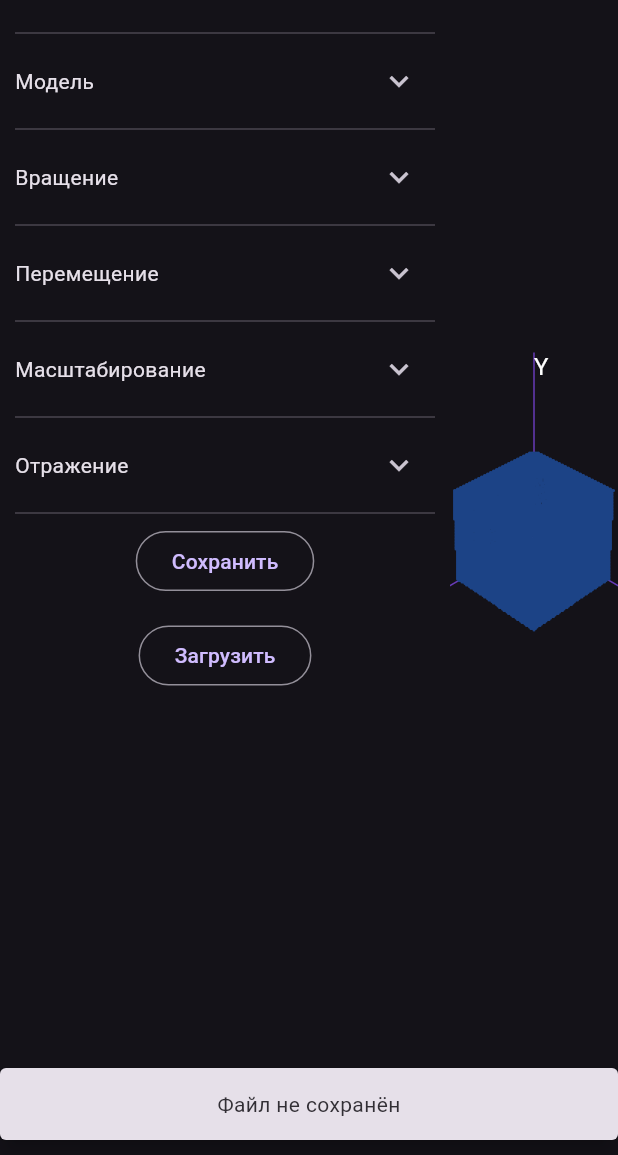
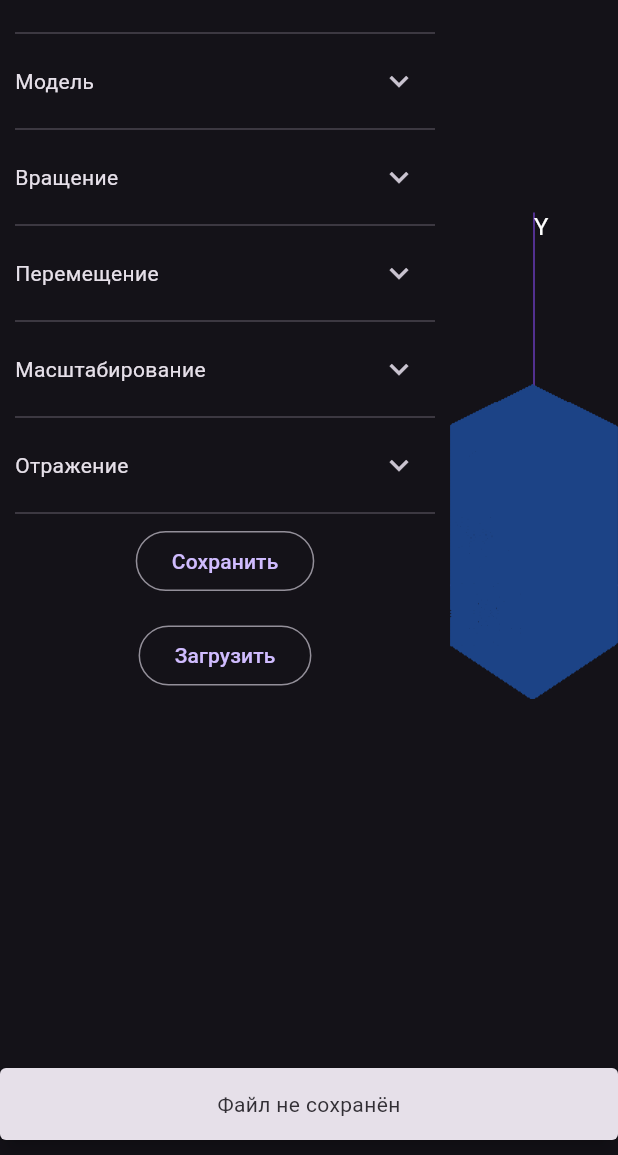
Before and after one commit to nezhinskii/AffineTransformations, a Flutter app: the screen it shows after launch, after a tap on "Сохранить", on a phone screen of 412 x 824 dp, the part 81-1236 px from its top. Run offline on Flutter 3.47's test engine with Material 3 defaults, Android fonts, the phone set to English and light mode, and no system bars; our stand-ins replace audioplayers, bloc, file_picker, flutter_bloc; missing offline and left inert: dart:ffi.

Commit message:
fixed projection and function scaling

```diff
--- a/lib/bloc/main_bloc.dart
+++ b/lib/bloc/main_bloc.dart
@@ -20,6 +20,7 @@ class MainBloc extends Bloc<MainEvent, MainState> {
       : super(CommonState(
             model: Model([], []),
             camera: Camera(
+              aspect: 1,
               eye: Point3D(5, 5, 5),
               target: Point3D(0, 0, 0),
               up: Point3D(0, 1, 0),
@@ -32,6 +33,7 @@ class MainBloc extends Bloc<MainEvent, MainState> {
     on<CameraRotationEvent>(_onCameraRotation);
     on<CameraScaleEvent>(_onCameraScale);
     on<PickFunction>(_onPickFunction);
+    on<FloatingHorizonScaleEvent>(_onFloatingHorizonScale);
     on<PickRFigure>(_onPickRFigure);
     on<RotatePolyhedron>(_onRotatePolyhedron);
     on<TranslatePolyhedron>(_onTranslatePolyhedron);
@@ -69,9 +71,8 @@ class MainBloc extends Bloc<MainEvent, MainState> {
 
   static Offset point3DToOffset(Point3D point3d, Size size) {
     return Offset(
-        (point3d.x / point3d.h * _pixelRatio + size.width / 2).roundToDouble(),
-        (-point3d.y / point3d.h * _pixelRatio + size.height / 2)
-            .roundToDouble());
+        (point3d.x / point3d.h  + 1.0) * 0.5 * size.width,
+        (1.0 - point3d.y / point3d.h) * 0.5 * size.height);
   }
 
   static Point3D offsetToPoint3D(Offset offset, Size size) {
@@ -164,7 +165,8 @@ class MainBloc extends Bloc<MainEvent, MainState> {
         func: event.func,
         min: min,
         max: max,
-        step: step
+        step: step,
+        pixelRatio: 100,
       )
     );
   }
@@ -268,6 +270,14 @@ class MainBloc extends Bloc<MainEvent, MainState> {
         model: Model(finalPoints, finalIndices), camera: state.camera));
   }
 
+  void _onFloatingHorizonScale(FloatingHorizonScaleEvent event, Emitter emit){
+    if (state is! FloatingHorizonState){
+      return;
+    }
+    final floatingHorizonState = state as FloatingHorizonState;
+    emit(floatingHorizonState.copyWith(pixelRatio: floatingHorizonState.pixelRatio - 0.03 * event.delta));
+  }
+
   static const double sensitivity = 0.003;
   void _onCameraRotation(CameraRotationEvent event, Emitter emit) {
     final camera = state.camera;
--- a/lib/bloc/main_event.dart
+++ b/lib/bloc/main_event.dart
@@ -76,3 +76,8 @@ class CameraScaleEvent extends MainEvent{
   final double delta;
   const CameraScaleEvent(this.delta);
 }
+
+class FloatingHorizonScaleEvent extends MainEvent{
+  final double delta;
+  const FloatingHorizonScaleEvent(this.delta);
+}
--- a/lib/bloc/main_state.dart
+++ b/lib/bloc/main_state.dart
@@ -97,11 +97,12 @@ class FloatingHorizonState extends MainState {
     required this.min,
     required this.max,
     required this.step,
+    required this.pixelRatio,
     super.message
   });
 
   final double Function(double, double) func;
-  final double min, max, step;
+  final double min, max, step, pixelRatio;
 
   @override
   FloatingHorizonState copyWith({
@@ -111,7 +112,8 @@ class FloatingHorizonState extends MainState {
     double Function(double, double)? func,
     double? min,
     double? max,
-    double? step
+    double? step,
+    double? pixelRatio
   }) => FloatingHorizonState(
       func: func ?? this.func,
       max: max ?? this.max,
@@ -119,6 +121,7 @@ class FloatingHorizonState extends MainState {
       step: step ?? this.step,
       model: model ?? this.model,
       camera: camera ?? this.camera,
-      message: message
+      pixelRatio: pixelRatio ?? this.pixelRatio,
+      message: message,
   );
 }
--- a/lib/main.dart
+++ b/lib/main.dart
@@ -89,7 +89,12 @@ class _MainPageState extends State<MainPage> {
                               return Listener(
                                 onPointerSignal: (pointerSignal) {
                                   if (pointerSignal is PointerScrollEvent) {
-                                    context.read<MainBloc>().add(CameraScaleEvent(pointerSignal.scrollDelta.dy));
+                                    if (state is CommonState){
+                                      context.read<MainBloc>().add(CameraScaleEvent(pointerSignal.scrollDelta.dy));
+                                    }
+                                    if (state is FloatingHorizonState){
+                                      context.read<MainBloc>().add(FloatingHorizonScaleEvent(pointerSignal.scrollDelta.dy));
+                                    }
                                   }
                                 },
                                 child: GestureDetector(
@@ -122,7 +127,8 @@ class _MainPageState extends State<MainPage> {
                                           max: state.max,
                                           min: state.min,
                                           func: state.func,
-                                          secretFeature: context.read<DiscoModel>().isEnabled
+                                          secretFeature: context.read<DiscoModel>().isEnabled,
+                                          pixelRatio: state.pixelRatio
                                         ),
                                         _ => AppPainter(
                                           camera: state.camera,
--- a/lib/models/camera.dart
+++ b/lib/models/camera.dart
@@ -3,40 +3,40 @@ import 'package:graphics_lab6/models/primtives.dart';
 
 class Camera{
   final Point3D eye, target, up;
-  final double fov, nearPlane, farPlane;
-  final Matrix view, projection, invertedView;
-  final bool isPerspective;
+  final double fov, aspect, nearPlane, farPlane;
+  // final Matrix view, projection, invertedView;
+  // final bool isPerspective;
 
   Camera({
     required this.eye,
     required this.target,
     required this.up,
+    required this.aspect,
     this.nearPlane = 1,
     this.farPlane = 1000,
-    this.fov = 20,
-    this.isPerspective = true
-  }):view = Matrix.view(eye, target, up),
-    invertedView = Matrix.invertedView(eye, target, up),
-    projection = isPerspective ?
-      Matrix.cameraPerspective(fov, nearPlane, farPlane)
-      : Matrix.cameraOrthographic(nearPlane, farPlane);
+    this.fov = 45,
+    // this.isPerspective = true
+  });//:view = Matrix.view(eye, target, up),
+    // invertedView = Matrix.invertedView(eye, target, up),
+    // projection = isPerspective ?
+    //   Matrix.cameraPerspective(fov, aspect, nearPlane, farPlane)
+    //   : Matrix.cameraOrthographic(nearPlane, farPlane);
 
   Camera copyWith({
     Point3D? eye,
     Point3D? target,
     Point3D? up,
-    double? aspectRatio,
     double? nearPlane,
     double? farPlane,
     double? fov,
-    bool? isPerspective
+    double? aspect,
   }) => Camera(
+    aspect: aspect ?? this.aspect,
     eye: eye ?? this.eye,
     target: target ?? this.target,
     up: up ?? this.up,
     nearPlane: nearPlane ?? this.nearPlane,
     farPlane: farPlane ?? this.farPlane,
     fov: fov ?? this.fov,
-    isPerspective: isPerspective ?? this.isPerspective
   );
 }
--- a/lib/models/matrix.dart
+++ b/lib/models/matrix.dart
@@ -43,12 +43,20 @@ class Matrix {
     ]);
   }
 
-  Matrix.cameraPerspective(double fov, double near, double far) : this(4, 4, [
-    [1.0 / tan(radians(fov) / 2.0), 0, 0, 0],
-    [0, 1.0 / tan(radians(fov) / 2.0), 0, 0],
-    [0, 0, far / (far - near), -1],
-    [0, 0, -far * near / (far - near), 0]
-  ]);
+  Matrix.cameraPerspective(double fov, double aspect, double near, double far) : value = []{
+    // value.addAll([
+    //   [1.0 / tan(radians(fov) / 2.0), 0, 0, 0],
+    //   [0, 1.0 / tan(radians(fov) / 2.0), 0, 0],
+    //   [0, 0, far / (far - near), -1],
+    //   [0, 0, -far * near / (far - near), 0]
+    // ]);
+    value.addAll([
+      [1.0 / tan(radians(fov) / 2.0) / aspect, 0, 0, 0],
+      [0, 1.0 / tan(radians(fov) / 2.0), 0, 0],
+      [0, 0, (far + near) / (near - far), -1],
+      [0, 0, (2 * far * near) / (near - far), 0]
+    ]);
+  }
 
   Matrix.cameraOrthographic(double near, double far) : value = []{
     double height = 2;
--- a/lib/painters/app_painter.dart
+++ b/lib/painters/app_painter.dart
@@ -23,9 +23,6 @@ class AppPainter extends CustomPainter {
   static final _axisPaint = Paint()
     ..strokeWidth = 1
     ..color = Colors.deepPurple;
-  static final _polyhedronPaint = Paint()
-    ..strokeWidth = 2
-    ..color = Colors.white;
   static const _labelStyle = TextStyle(color: Colors.white, fontSize: 16);
   static final _xLabel = TextPainter(
       text: const TextSpan(
@@ -55,10 +52,15 @@ class AppPainter extends CustomPainter {
     required this.secretFeature,
   });
 
+  late final Matrix _view, _projection;
+
   @override
   void paint(Canvas canvas, Size size) {
+    _view = Matrix.view(camera.eye, camera.target, camera.up);
+    _projection = Matrix.cameraPerspective(camera.fov, size.width/size.height, camera.nearPlane, camera.farPlane);
+
     _zBuffer = List.generate(size.height.toInt(),
-        (_) => List.filled(size.width.toInt(), double.negativeInfinity));
+        (_) => List.filled(size.width.toInt(), double.infinity));
     _pixels = List.generate(
         size.height.toInt(), (_) => List.filled(size.width.toInt(), null));
 
@@ -78,13 +80,13 @@ class AppPainter extends CustomPainter {
         if (secretFeature) {
           point.updateWithVector(Matrix.point(point) * m);
         }
-        point.updateWithVector(Matrix.point(point) * camera.view);
-        point.updateWithVector(Matrix.point(point) * camera.projection);
+        point.updateWithVector(Matrix.point(point) * _view);
+        point.updateWithVector(Matrix.point(point) * _projection);
       }
     }
     final projectedPolyhedron = polyhedron
-        .getTransformed(camera.view)
-        .getTransformed(camera.projection);
+        .getTransformed(_view)
+        .getTransformed(_projection);
     canvas.drawLine(MainBloc.point3DToOffset(xAxis.start, size),
         MainBloc.point3DToOffset(xAxis.end, size), _axisPaint);
     _xLabel.paint(canvas, MainBloc.point3DToOffset(xAxis.end, size));
@@ -98,7 +100,7 @@ class AppPainter extends CustomPainter {
     for (int i = 0; i < projectedPolyhedron.polygons.length; ++i) {
       var curPolygon = polyhedron.polygons[i];
       var camVector = curPolygon.center - camera.eye;
-      if (curPolygon.normal.dot(camVector) < 0) continue;
+      // if (curPolygon.normal.dot(camVector) < 0) continue;
 
       drawTriangle(
           size: size,
@@ -170,11 +172,12 @@ class AppPainter extends CustomPainter {
       (p1, p2) = (p2, p1);
     }
 
-    int totalHeight = (p0.dy - p2.dy).ceil();
-    for (int i = 0; i < totalHeight; i++) {
+    double totalHeight = (p0.dy - p2.dy);
+    for (double i = 0; i < totalHeight; i++) {
+      i = min(i, totalHeight);
       bool secondHalf = i > p0.dy - p1.dy || p1.dy == p0.dy;
-      int segmentHeight =
-          (secondHalf ? p1.dy - p2.dy : p0.dy - p1.dy).ceil() + 1;
+      double segmentHeight =
+          (secondHalf ? p1.dy - p2.dy : p0.dy - p1.dy);
       double alpha = i.toDouble() / totalHeight.toDouble();
       double beta =
           (i - (secondHalf ? p0.dy - p1.dy : 0)).toDouble() / segmentHeight;
@@ -190,7 +193,8 @@ class AppPainter extends CustomPainter {
         (left, right) = (right, left);
         (leftZ, rightZ) = (rightZ, leftZ);
       }
-      for (int j = left.dx.floor(); j <= right.dx.ceil(); j++) {
+      for (double j = left.dx; j < right.dx; j += 1) {
+        j = min(j, right.dx);
         double ratio = (left.dx - right.dx).abs() < 1
             ? 1
             : (j - left.dx.toInt()).toDouble() / (right.dx - left.dx);
@@ -201,7 +205,7 @@ class AppPainter extends CustomPainter {
             point.dy.toInt() < _zBuffer.length &&
             point.dx.toInt() > 0 &&
             point.dx.toInt() < _zBuffer[0].length &&
-            _zBuffer[point.dy.toInt()][point.dx.toInt()] < z) {
+            _zBuffer[point.dy.toInt()][point.dx.toInt()] > z) {
           _zBuffer[point.dy.toInt()][point.dx.toInt()] = z;
           _pixels[point.dy.floor()][point.dx.floor()] = color1;
         }
```
Also changed, not shown: lib/painters/floating_horizon_painter.dart (+37 -24 lines).
